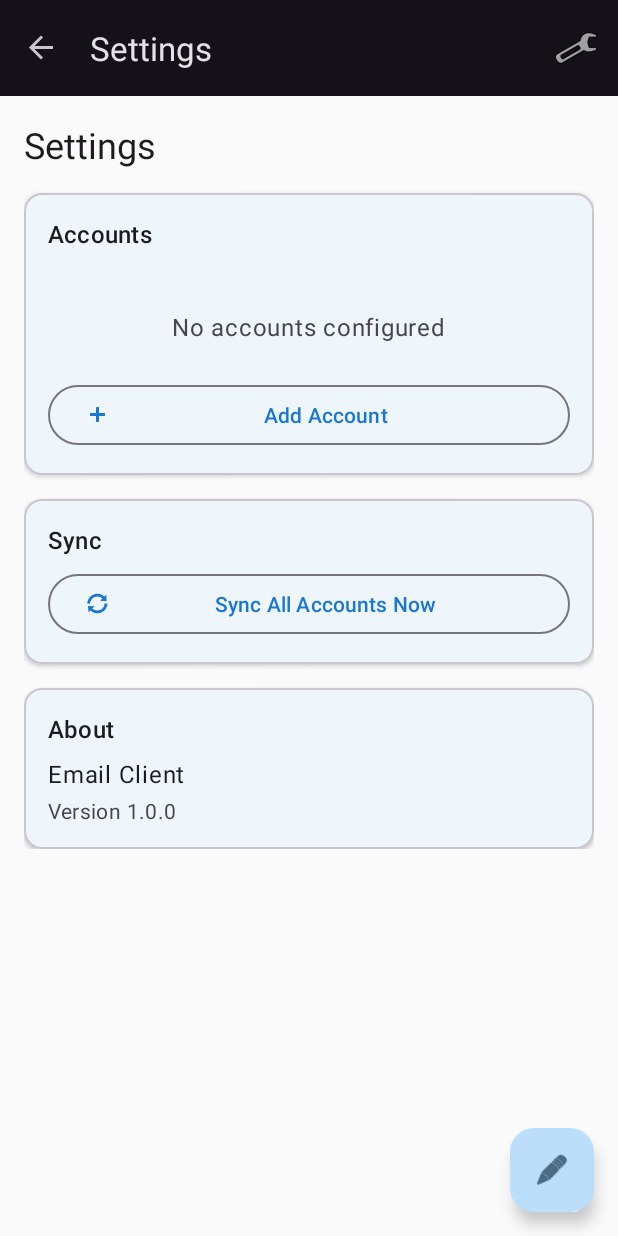
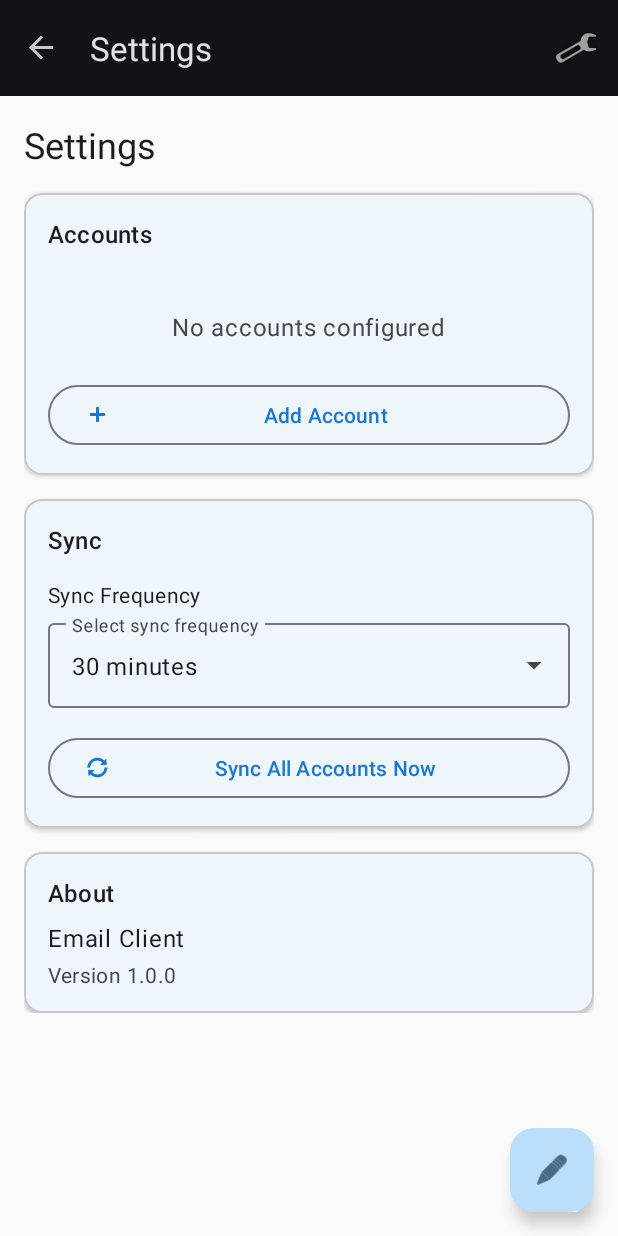
Before and after one commit to DougieWougie/EmailClient, an Android app: the SettingsFragment screen opened through its navigation route, on a phone screen of 412 x 824 dp. Run offline under Robolectric (Android 15) with nearby library versions, the phone set to English and light mode, and no system bars; our stand-ins replace Dagger/Hilt's generated code, navigation-ui; 1 statement that could not run was skipped.

Commit message:
Add different sync intervals

```diff
--- /dev/null
+++ b/app/src/main/java/com/emailclient/data/local/AppPreferences.kt
@@ -0,0 +1,65 @@
+package com.emailclient.data.local
+
+import android.content.Context
+import android.content.SharedPreferences
+import dagger.hilt.android.qualifiers.ApplicationContext
+import javax.inject.Inject
+import javax.inject.Singleton
+
+/**
+ * Manages app preferences using SharedPreferences
+ */
+@Singleton
+class AppPreferences @Inject constructor(
+    @ApplicationContext private val context: Context
+) {
+    private val prefs: SharedPreferences = context.getSharedPreferences(
+        "app_preferences",
+        Context.MODE_PRIVATE
+    )
+
+    companion object {
+        private const val KEY_SYNC_INTERVAL = "sync_interval_minutes"
+        const val DEFAULT_SYNC_INTERVAL = 30 // 30 minutes default
+    }
+
+    /**
+     * Get sync interval in minutes
+     */
+    fun getSyncInterval(): Int {
+        return prefs.getInt(KEY_SYNC_INTERVAL, DEFAULT_SYNC_INTERVAL)
+    }
+
+    /**
+     * Set sync interval in minutes
+     */
+    fun setSyncInterval(minutes: Int) {
+        prefs.edit().putInt(KEY_SYNC_INTERVAL, minutes).apply()
+        android.util.Log.d("AppPreferences", "Sync interval set to $minutes minutes")
+    }
+
+    /**
+     * Get available sync interval options
+     */
+    fun getSyncIntervalOptions(): List<SyncIntervalOption> {
+        return listOf(
+            SyncIntervalOption(15, "15 minutes"),
+            SyncIntervalOption(30, "30 minutes"),
+            SyncIntervalOption(60, "1 hour"),
+            SyncIntervalOption(120, "2 hours"),
+            SyncIntervalOption(240, "4 hours"),
+            SyncIntervalOption(480, "8 hours"),
+            SyncIntervalOption(720, "12 hours"),
+            SyncIntervalOption(1440, "24 hours"),
+            SyncIntervalOption(0, "Manual only")
+        )
+    }
+}
+
+/**
+ * Data class for sync interval options
+ */
+data class SyncIntervalOption(
+    val minutes: Int,
+    val label: String
+)
--- a/app/src/main/java/com/emailclient/presentation/settings/SettingsFragment.kt
+++ b/app/src/main/java/com/emailclient/presentation/settings/SettingsFragment.kt
@@ -5,6 +5,7 @@ import android.os.Bundle
 import android.view.LayoutInflater
 import android.view.View
 import android.view.ViewGroup
+import android.widget.ArrayAdapter
 import androidx.appcompat.app.AlertDialog
 import androidx.fragment.app.Fragment
 import androidx.fragment.app.viewModels
@@ -43,6 +44,7 @@ class SettingsFragment : Fragment() {
         super.onViewCreated(view, savedInstanceState)
 
         setupRecyclerView()
+        setupSyncIntervalDropdown()
         setupButtons()
         observeViewModel()
     }
@@ -67,6 +69,36 @@ class SettingsFragment : Fragment() {
         binding.recyclerViewAccounts.apply {
             layoutManager = LinearLayoutManager(requireContext())
             adapter = accountAdapter
+        }
+    }
+
+    private fun setupSyncIntervalDropdown() {
+        val options = viewModel.getSyncIntervalOptions()
+        val labels = options.map { it.label }
+
+        val adapter = ArrayAdapter(
+            requireContext(),
+            android.R.layout.simple_dropdown_item_1line,
+            labels
+        )
+        binding.syncIntervalDropdown.setAdapter(adapter)
+
+        // Set current value
+        val currentInterval = viewModel.getSyncInterval()
+        val currentOption = options.find { it.minutes == currentInterval }
+        currentOption?.let {
+            binding.syncIntervalDropdown.setText(it.label, false)
+        }
+
+        // Handle selection
+        binding.syncIntervalDropdown.setOnItemClickListener { _, _, position, _ ->
+            val selectedOption = options[position]
+            viewModel.setSyncInterval(selectedOption.minutes)
+            Snackbar.make(
+                binding.root,
+                "Sync frequency updated to ${selectedOption.label}",
+                Snackbar.LENGTH_SHORT
+            ).show()
         }
     }
 
--- a/app/src/main/java/com/emailclient/presentation/settings/SettingsViewModel.kt
+++ b/app/src/main/java/com/emailclient/presentation/settings/SettingsViewModel.kt
@@ -2,6 +2,8 @@ package com.emailclient.presentation.settings
 
 import androidx.lifecycle.ViewModel
 import androidx.lifecycle.viewModelScope
+import com.emailclient.data.local.AppPreferences
+import com.emailclient.data.local.SyncIntervalOption
 import com.emailclient.domain.model.Account
 import com.emailclient.domain.repository.AccountRepository
 import com.emailclient.util.Result
@@ -21,7 +23,8 @@ import javax.inject.Inject
 @HiltViewModel
 class SettingsViewModel @Inject constructor(
     private val accountRepository: AccountRepository,
-    private val workManagerHelper: WorkManagerHelper
+    private val workManagerHelper: WorkManagerHelper,
+    private val appPreferences: AppPreferences
 ) : ViewModel() {
 
     /**
@@ -119,6 +122,30 @@ class SettingsViewModel @Inject constructor(
         }
     }
 
+    /**
+     * Get current sync interval
+     */
+    fun getSyncInterval(): Int {
+        return appPreferences.getSyncInterval()
+    }
+
+    /**
+     * Set sync interval and reschedule work
+     */
+    fun setSyncInterval(minutes: Int) {
+        appPreferences.setSyncInterval(minutes)
+        // Reschedule sync with new interval
+        workManagerHelper.schedulePeriodicSync()
+        android.util.Log.d("SettingsViewModel", "Sync interval updated to $minutes minutes")
+    }
+
+    /**
+     * Get available sync interval options
+     */
+    fun getSyncIntervalOptions(): List<SyncIntervalOption> {
+        return appPreferences.getSyncIntervalOptions()
+    }
+
     fun resetState() {
         _uiState.value = SettingsUiState.Idle
     }
--- a/app/src/main/res/layout/fragment_settings.xml
+++ b/app/src/main/res/layout/fragment_settings.xml
@@ -92,7 +92,33 @@
                         android:layout_height="wrap_content"
                         android:text="Sync"
                         android:textAppearance="@style/TextAppearance.Material3.TitleMedium"
-                        android:layout_marginBottom="8dp" />
+                        android:layout_marginBottom="16dp" />
+
+                    <!-- Sync Interval Selection -->
+                    <TextView
+                        android:layout_width="wrap_content"
+                        android:layout_height="wrap_content"
+                        android:text="Sync Frequency"
+                        android:textAppearance="@style/TextAppearance.Material3.BodyMedium"
+                        android:layout_marginBottom="4dp" />
+
+                    <com.google.android.material.textfield.TextInputLayout
+                        android:id="@+id/syncIntervalLayout"
+                        style="@style/Widget.Material3.TextInputLayout.OutlinedBox.ExposedDropdownMenu"
+                        android:layout_width="match_parent"
+                        android:layout_height="wrap_content"
+                        android:layout_marginBottom="16dp"
+                        android:hint="Select sync frequency">
+
+                        <AutoCompleteTextView
+                            android:id="@+id/syncIntervalDropdown"
+                            android:layout_width="match_parent"
+                            android:layout_height="wrap_content"
+                            android:inputType="none"
+                            android:textAppearance="@style/TextAppearance.Material3.BodyLarge"
+                            tools:text="30 minutes" />
+
+                    </com.google.android.material.textfield.TextInputLayout>
 
                     <com.google.android.material.button.MaterialButton
                         android:id="@+id/buttonSyncNow"
```
Also changed, not shown: app/src/main/java/com/emailclient/data/remote/imap/IMAPService.kt (+45 -1 lines), app/src/main/java/com/emailclient/presentation/detail/EmailDetailFragment.kt (+25 -3 lines), app/src/main/java/com/emailclient/util/WorkManagerHelper.kt (+20 -4 lines).
